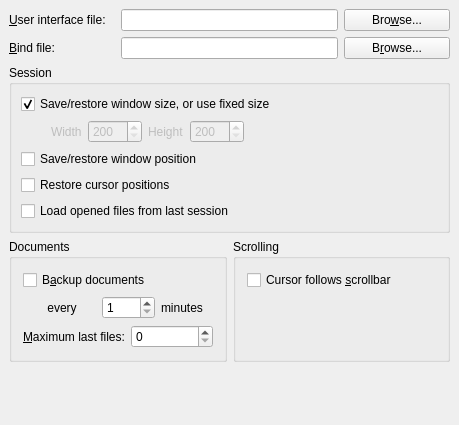
cburschka/lyx, file src/frontends/qt4/ui/PrefUi.ui: the form before one commit.
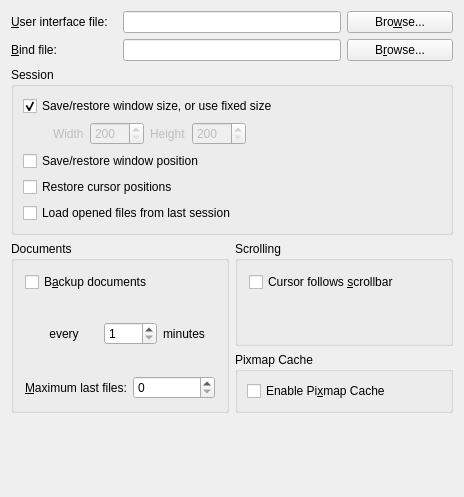
The form after the commit.

Commit message: * src/LyXRC.{cpp,h}: 	- new RC_USE_PIXMAP_CACHE * src/frontends/qt4/QlPainter.{cpp,h}: 	- use rc.use_pixmap_cache * src/frontends/qt4/QPrefs.cpp: * src/frontends/qt4/ui/QPref.ui: 	- implement rc.use_pixmap_cache

Patch:
```diff
--- a/src/frontends/qt4/ui/PrefUi.ui
+++ b/src/frontends/qt4/ui/PrefUi.ui
@@ -5,14 +5,12 @@
    <rect>
     <x>0</x>
     <y>0</y>
-    <width>459</width>
-    <height>425</height>
+    <width>464</width>
+    <height>497</height>
    </rect>
   </property>
   <property name="sizePolicy" >
-   <sizepolicy>
-    <hsizetype>1</hsizetype>
-    <vsizetype>1</vsizetype>
+   <sizepolicy vsizetype="Minimum" hsizetype="Minimum" >
     <horstretch>0</horstretch>
     <verstretch>0</verstretch>
    </sizepolicy>
@@ -21,70 +19,6 @@
    <string/>
   </property>
   <layout class="QGridLayout" >
-   <property name="margin" >
-    <number>9</number>
-   </property>
-   <property name="spacing" >
-    <number>6</number>
-   </property>
-   <item row="3" column="2" colspan="2" >
-    <widget class="QGroupBox" name="scrollGB" >
-     <property name="title" >
-      <string>Scrolling</string>
-     </property>
-     <property name="alignment" >
-      <set>Qt::AlignLeading|Qt::AlignLeft|Qt::AlignTop</set>
-     </property>
-     <layout class="QVBoxLayout" >
-      <property name="margin" >
-       <number>11</number>
-      </property>
-      <property name="spacing" >
-       <number>6</number>
-      </property>
-      <item>
-       <widget class="QCheckBox" name="cursorFollowsCB" >
-        <property name="text" >
-         <string>Cursor follows &amp;scrollbar</string>
-        </property>
-       </widget>
-      </item>
-      <item>
-       <spacer>
-        <property name="orientation" >
-         <enum>Qt::Vertical</enum>
-        </property>
-        <property name="sizeHint" >
-         <size>
-          <width>20</width>
-          <height>40</height>
-         </size>
-        </property>
-       </spacer>
-      </item>
-     </layout>
-    </widget>
-   </item>
-   <item row="4" column="1" >
-    <spacer>
-     <property name="orientation" >
-      <enum>Qt::Vertical</enum>
-     </property>
-     <property name="sizeHint" >
-      <size>
-       <width>20</width>
-       <height>40</height>
-      </size>
-     </property>
-    </spacer>
-   </item>
-   <item row="1" column="3" >
-    <widget class="QPushButton" name="bindFilePB" >
-     <property name="text" >
-      <string>B&amp;rowse...</string>
-     </property>
-    </widget>
-   </item>
    <item row="0" column="0" >
     <widget class="QLabel" name="uiFileLA" >
      <property name="text" >
@@ -95,16 +29,6 @@
      </property>
     </widget>
    </item>
-   <item row="1" column="0" >
-    <widget class="QLabel" name="bindFileLA" >
-     <property name="text" >
-      <string>&amp;Bind file:</string>
-     </property>
-     <property name="buddy" >
-      <cstring>bindFileED</cstring>
-     </property>
-    </widget>
-   </item>
    <item row="0" column="1" colspan="2" >
     <widget class="QLineEdit" name="uiFileED" />
    </item>
@@ -115,15 +39,30 @@
      </property>
     </widget>
    </item>
+   <item row="1" column="0" >
+    <widget class="QLabel" name="bindFileLA" >
+     <property name="text" >
+      <string>&amp;Bind file:</string>
+     </property>
+     <property name="buddy" >
+      <cstring>bindFileED</cstring>
+     </property>
+    </widget>
+   </item>
    <item row="1" column="1" colspan="2" >
     <widget class="QLineEdit" name="bindFileED" />
    </item>
+   <item row="1" column="3" >
+    <widget class="QPushButton" name="bindFilePB" >
+     <property name="text" >
+      <string>B&amp;rowse...</string>
+     </property>
+    </widget>
+   </item>
    <item row="2" column="0" colspan="4" >
     <widget class="QGroupBox" name="GeometryGB" >
      <property name="sizePolicy" >
-      <sizepolicy>
-       <hsizetype>5</hsizetype>
-       <vsizetype>5</vsizetype>
+      <sizepolicy vsizetype="Preferred" hsizetype="Preferred" >
        <horstretch>0</horstretch>
        <verstretch>0</verstretch>
       </sizepolicy>
@@ -132,10 +71,22 @@
       <string>Session</string>
      </property>
      <layout class="QGridLayout" >
-      <property name="margin" >
+      <property name="leftMargin" >
        <number>9</number>
       </property>
-      <property name="spacing" >
+      <property name="topMargin" >
+       <number>9</number>
+      </property>
+      <property name="rightMargin" >
+       <number>9</number>
+      </property>
+      <property name="bottomMargin" >
+       <number>9</number>
+      </property>
+      <property name="horizontalSpacing" >
+       <number>6</number>
+      </property>
+      <property name="verticalSpacing" >
        <number>6</number>
       </property>
       <item row="0" column="0" colspan="2" >
@@ -190,12 +141,21 @@
       </item>
       <item row="1" column="0" >
        <layout class="QHBoxLayout" >
-        <property name="margin" >
-         <number>0</number>
-        </property>
         <property name="spacing" >
          <number>6</number>
         </property>
+        <property name="leftMargin" >
+         <number>0</number>
+        </property>
+        <property name="topMargin" >
+         <number>0</number>
+        </property>
+        <property name="rightMargin" >
+         <number>0</number>
+        </property>
+        <property name="bottomMargin" >
+         <number>0</number>
+        </property>
         <item>
          <spacer>
           <property name="orientation" >
@@ -227,12 +187,12 @@
           <property name="enabled" >
            <bool>false</bool>
           </property>
-          <property name="maximum" >
-           <number>9999</number>
-          </property>
           <property name="minimum" >
            <number>200</number>
           </property>
+          <property name="maximum" >
+           <number>9999</number>
+          </property>
           <property name="singleStep" >
            <number>10</number>
           </property>
@@ -253,12 +213,12 @@
           <property name="enabled" >
            <bool>false</bool>
           </property>
-          <property name="maximum" >
-           <number>9999</number>
-          </property>
           <property name="minimum" >
            <number>200</number>
           </property>
+          <property name="maximum" >
+           <number>9999</number>
+          </property>
           <property name="singleStep" >
            <number>10</number>
           </property>
@@ -285,18 +245,27 @@
      </layout>
     </widget>
    </item>
-   <item row="3" column="0" colspan="2" >
+   <item rowspan="2" row="3" column="0" colspan="2" >
     <widget class="QGroupBox" name="documentsGB" >
      <property name="title" >
       <string>Documents</string>
      </property>
      <layout class="QVBoxLayout" >
-      <property name="margin" >
-       <number>11</number>
-      </property>
       <property name="spacing" >
        <number>6</number>
       </property>
+      <property name="leftMargin" >
+       <number>11</number>
+      </property>
+      <property name="topMargin" >
+       <number>11</number>
+      </property>
+      <property name="rightMargin" >
+       <number>11</number>
+      </property>
+      <property name="bottomMargin" >
+       <number>11</number>
+      </property>
       <item>
        <widget class="QCheckBox" name="autoSaveCB" >
         <property name="text" >
@@ -306,12 +275,21 @@
       </item>
       <item>
        <layout class="QHBoxLayout" >
-        <property name="margin" >
-         <number>0</number>
-        </property>
         <property name="spacing" >
          <number>6</number>
         </property>
+        <property name="leftMargin" >
+         <number>0</number>
+        </property>
+        <property name="topMargin" >
+         <number>0</number>
+        </property>
+        <property name="rightMargin" >
+         <number>0</number>
+        </property>
+        <property name="bottomMargin" >
+         <number>0</number>
+        </property>
         <item>
          <spacer>
           <property name="orientation" >
@@ -340,12 +318,12 @@
         </item>
         <item>
          <widget class="QSpinBox" name="autoSaveSB" >
-          <property name="maximum" >
-           <number>300</number>
-          </property>
           <property name="minimum" >
            <number>1</number>
           </property>
+          <property name="maximum" >
+           <number>300</number>
+          </property>
          </widget>
         </item>
         <item>
@@ -359,12 +337,21 @@
       </item>
       <item>
        <layout class="QHBoxLayout" >
-        <property name="margin" >
-         <number>0</number>
-        </property>
         <property name="spacing" >
          <number>6</number>
         </property>
+        <property name="leftMargin" >
+         <number>0</number>
+        </property>
+        <property name="topMargin" >
+         <number>0</number>
+        </property>
+        <property name="rightMargin" >
+         <number>0</number>
+        </property>
+        <property name="bottomMargin" >
+         <number>0</number>
+        </property>
         <item>
          <widget class="QLabel" name="lastfilesLA" >
           <property name="text" >
@@ -387,6 +374,85 @@
      </layout>
     </widget>
    </item>
+   <item row="3" column="2" colspan="2" >
+    <widget class="QGroupBox" name="scrollGB" >
+     <property name="title" >
+      <string>Scrolling</string>
+     </property>
+     <property name="alignment" >
+      <set>Qt::AlignLeading|Qt::AlignLeft|Qt::AlignTop</set>
+     </property>
+     <layout class="QVBoxLayout" >
+      <property name="spacing" >
+       <number>6</number>
+      </property>
+      <property name="leftMargin" >
+       <number>11</number>
+      </property>
+      <property name="topMargin" >
+       <number>11</number>
+      </property>
+      <property name="rightMargin" >
+       <number>11</number>
+      </property>
+      <property name="bottomMargin" >
+       <number>11</number>
+      </property>
+      <item>
+       <widget class="QCheckBox" name="cursorFollowsCB" >
+        <property name="text" >
+         <string>Cursor follows &amp;scrollbar</string>
+        </property>
+       </widget>
+      </item>
+      <item>
+       <spacer>
+        <property name="orientation" >
+         <enum>Qt::Vertical</enum>
+        </property>
+        <property name="sizeHint" >
+         <size>
+          <width>20</width>
+          <height>40</height>
+         </size>
+        </property>
+       </spacer>
+      </item>
+     </layout>
+    </widget>
+   </item>
+   <item row="4" column="2" colspan="2" >
+    <widget class="QGroupBox" name="pixmapCacheGB" >
+     <property name="title" >
+      <string>Pixmap Cache</string>
+     </property>
+     <layout class="QGridLayout" >
+      <item row="0" column="0" >
+       <widget class="QCheckBox" name="pixmapCacheCB" >
+        <property name="toolTip" >
+         <string>Checking this improves the performance, but might reduce the on-screen display of fonts</string>
+        </property>
+        <property name="text" >
+         <string>Enable Pi&amp;xmap Cache</string>
+        </property>
+       </widget>
+      </item>
+     </layout>
+    </widget>
+   </item>
+   <item row="5" column="1" >
+    <spacer>
+     <property name="orientation" >
+      <enum>Qt::Vertical</enum>
+     </property>
+     <property name="sizeHint" >
+      <size>
+       <width>94</width>
+       <height>20</height>
+      </size>
+     </property>
+    </spacer>
+   </item>
   </layout>
  </widget>
  <tabstops>
```
The commit also changes 6 other files.
